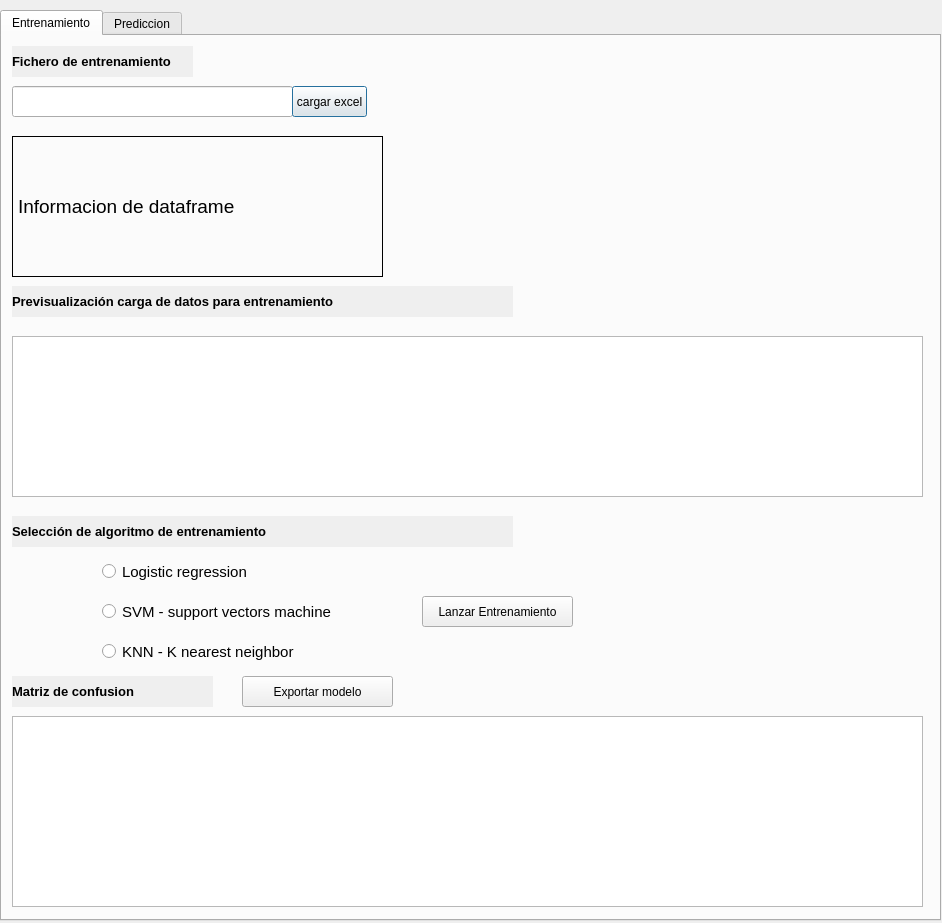
Above: entrenamiento.ui from safteinzz/Machine-Learning-Python before the change. Below: the same form after it.
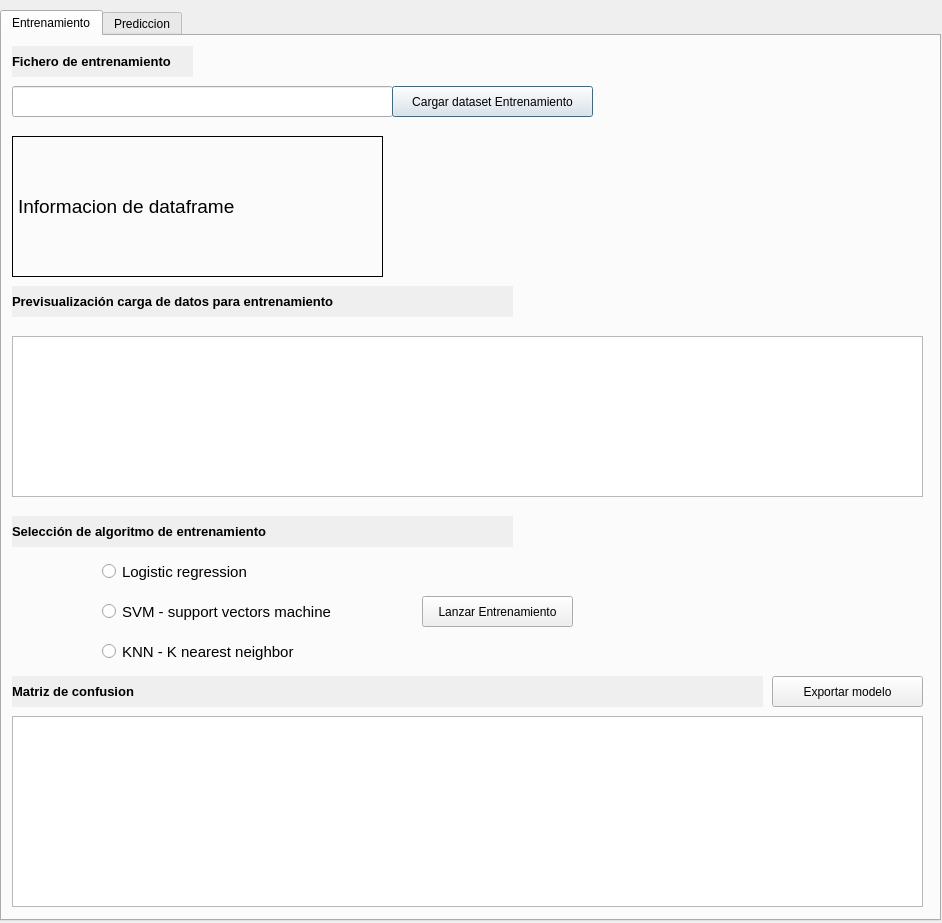
That is the form after the change.

Diff of the .ui file:
```diff
--- a/entrenamiento.ui
+++ b/entrenamiento.ui
@@ -74,7 +74,7 @@
       <rect>
        <x>10</x>
        <y>50</y>
-       <width>281</width>
+       <width>381</width>
        <height>31</height>
       </rect>
      </property>
@@ -91,14 +91,14 @@
     <widget class="QPushButton" name="excel_cargar_button">
      <property name="geometry">
       <rect>
-       <x>290</x>
+       <x>390</x>
        <y>50</y>
-       <width>75</width>
+       <width>201</width>
        <height>31</height>
       </rect>
      </property>
      <property name="text">
-      <string>cargar excel</string>
+      <string>Cargar dataset Entrenamiento</string>
      </property>
     </widget>
     <widget class="QRadioButton" name="rd_Algor_RL">
@@ -263,7 +263,7 @@
       <rect>
        <x>10</x>
        <y>640</y>
-       <width>201</width>
+       <width>751</width>
        <height>31</height>
       </rect>
      </property>
@@ -285,7 +285,7 @@
     <widget class="QPushButton" name="qPBExportarModelo">
      <property name="geometry">
       <rect>
-       <x>240</x>
+       <x>770</x>
        <y>640</y>
        <width>151</width>
        <height>31</height>
```
